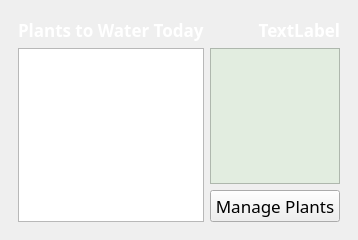
Qt form mainwindow.ui (elgizguendogan/PlantPlanner) before a commit.
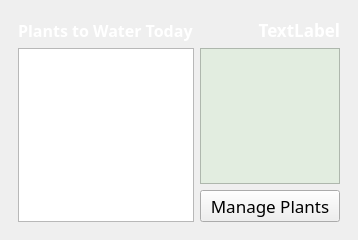
The same form after that commit.

```diff
--- a/mainwindow.ui
+++ b/mainwindow.ui
@@ -6,7 +6,7 @@
    <rect>
     <x>0</x>
     <y>0</y>
-    <width>320</width>
+    <width>323</width>
     <height>240</height>
    </rect>
   </property>
@@ -139,7 +139,7 @@
           <property name="font">
            <font>
             <family>Geneva</family>
-            <pointsize>13</pointsize>
+            <pointsize>12</pointsize>
             <weight>75</weight>
             <italic>false</italic>
             <bold>true</bold>
```
Left out of the diff: 32 changed lines with no effect on the pictures.
